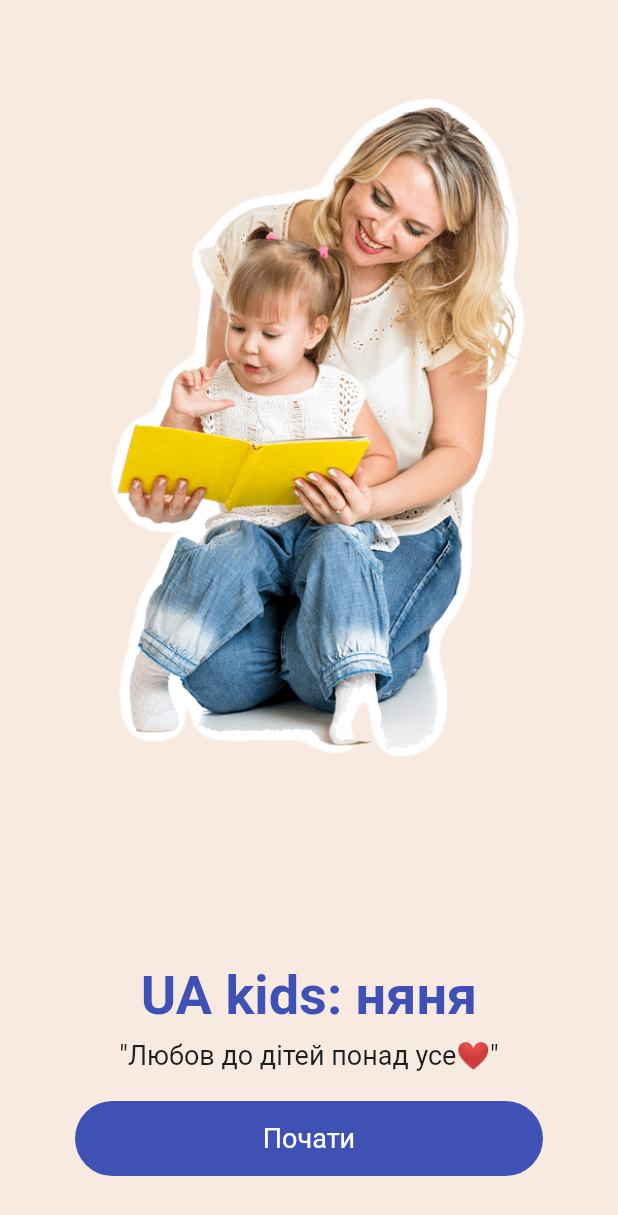
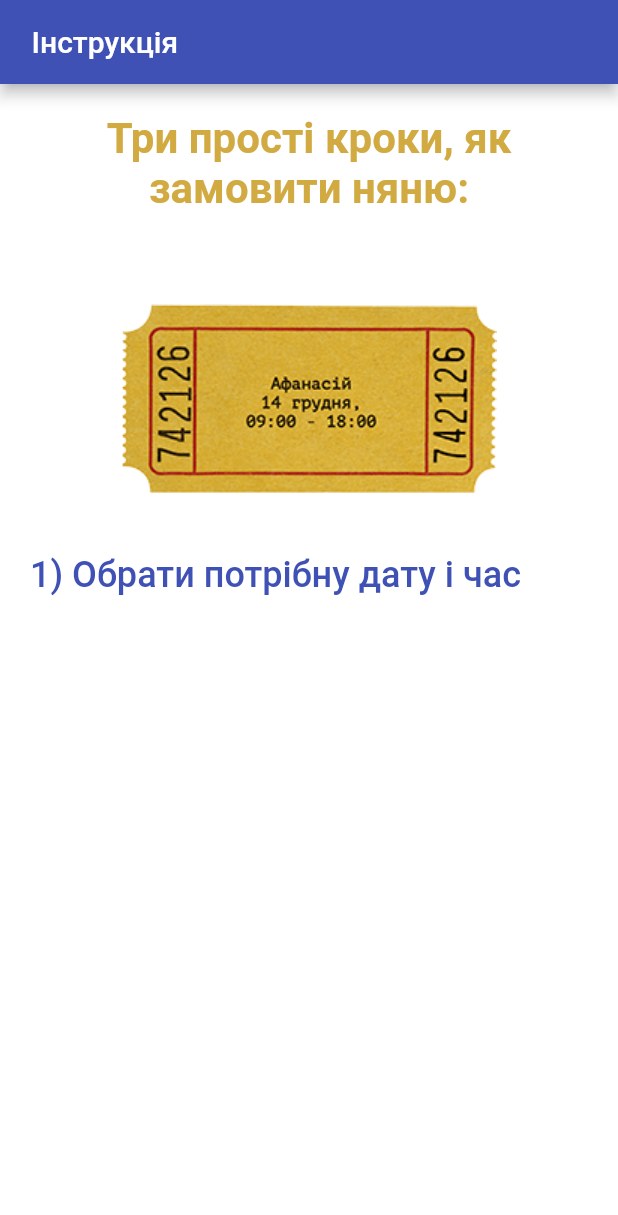
Before and after one commit to ascentman/nanny, a Flutter app: the screen it shows after launch, on a phone screen of 412 x 824 dp. Shown: the top 1215 px of the screen. Run offline on Flutter 3.47's test engine with Material 2 defaults, Android fonts, the phone set to English and light mode, and no system bars; drawn by our look-alikes of animated_text_kit, auto_size_text; our stand-ins replace cached_network_image, cloud_firestore, contained_tab_bar_view, firebase_auth, firebase_core, firebase_crashlytics and 7 more; missing offline and left inert: flutter_email_sender, time_range_picker; accounts and stored records are empty; Roboto replaces fonts that are missing (Agne, Literata).

Commit message:
minor UI fixes

```diff
--- a/lib/main.dart
+++ b/lib/main.dart
@@ -1,4 +1,5 @@
 import 'package:firebase_core/firebase_core.dart';
+import 'package:firebase_crashlytics/firebase_crashlytics.dart';
 import 'package:flutter/material.dart';
 import 'package:flutter_localizations/flutter_localizations.dart';
 import 'package:nanny/screens/nannies_screen/components/dismiss_keyboard.dart';
@@ -20,6 +21,7 @@ Future<void> main() async {
     initScreen = NanniesScreen.id;
   }
   await Firebase.initializeApp();
+  FlutterError.onError = FirebaseCrashlytics.instance.recordFlutterError;
   runApp(
     MultiProvider(
       providers: [
@@ -66,6 +68,7 @@ class MyApp extends StatelessWidget {
           AboutUsScreen.id: (context) => const AboutUsScreen(),
           ContactUsScreen.id: (context) => const ContactUsScreen(),
           BookingConfirmScreen.id: (context) => const BookingConfirmScreen(),
+          TutorialScreen.id: (context) => const TutorialScreen(),
         },
       ),
     );
--- a/lib/screens/nannies_screen/components/nannies_scroll_widget.dart
+++ b/lib/screens/nannies_screen/components/nannies_scroll_widget.dart
@@ -5,7 +5,6 @@ import 'package:nanny/viewmodel/nannies_view_model.dart';
 import 'package:time_range_picker/time_range_picker.dart';
 
 import '../../filter_screen.dart';
-import '../constants.dart';
 import 'nannies_list.dart';
 
 class NanniesScrollWidget extends StatelessWidget {
@@ -43,7 +42,6 @@ class NanniesScrollWidget extends StatelessWidget {
                             children: [
                               const Text('Вибір дати:'),
                               TextButton.icon(
-                                key: keyButton1,
                                 onPressed: () {
                                   showDatePicker(
                                     context: context,
@@ -66,7 +64,6 @@ class NanniesScrollWidget extends StatelessWidget {
                             children: [
                               const Text('Вибір часу:'),
                               TextButton.icon(
-                                key: keyButton2,
                                 onPressed: () {
                                   showTimeRangePicker(
                                     interval: const Duration(minutes: 30),
@@ -108,7 +105,6 @@ class NanniesScrollWidget extends StatelessWidget {
                     children: [
                       Text('${viewModel.getNanniesCount()} у м.Тальне'),
                       TextButton.icon(
-                        key: keyButton3,
                         onPressed: () {
                           Navigator.pushNamed(context, FilterScreen.id);
                         },
--- a/lib/screens/nannies_screen/constants.dart
+++ b/lib/screens/nannies_screen/constants.dart
@@ -1,9 +1,3 @@
-import 'package:flutter/material.dart';
-
-GlobalKey keyButton1 = GlobalKey();
-GlobalKey keyButton2 = GlobalKey();
-GlobalKey keyButton3 = GlobalKey();
-
 const String step1 = 'Виберіть дату замовлення, коли потрібно няню';
 const String step2 = 'Виберіть інтервал часу';
 const String step3 = 'Виберіть няню із доступних у вашому населеному пункті. '
--- a/lib/screens/screens.dart
+++ b/lib/screens/screens.dart
@@ -5,3 +5,4 @@ export 'filter_screen.dart';
 export 'nannies_screen/nannies_screen.dart';
 export 'nanny_screen/nanny_screen.dart';
 export 'start/start_screen.dart';
+export 'tutorial_screen.dart';
--- /dev/null
+++ b/lib/screens/tutorial_screen.dart
@@ -0,0 +1,84 @@
+import 'package:animated_text_kit/animated_text_kit.dart';
+import 'package:flutter/material.dart';
+import 'package:google_fonts/google_fonts.dart';
+
+class TutorialScreen extends StatelessWidget {
+  static String id = 'tutorial';
+
+  const TutorialScreen({
+    Key? key,
+  }) : super(key: key);
+
+  @override
+  Widget build(BuildContext context) {
+    return Scaffold(
+      appBar: AppBar(
+        title: Text(
+          ' Інструкція',
+          style: GoogleFonts.literata(),
+        ),
+      ),
+      body: Container(
+        color: Colors.white,
+        child: Column(
+          crossAxisAlignment: CrossAxisAlignment.stretch,
+          children: [
+            Padding(
+              padding: const EdgeInsets.symmetric(vertical: 20, horizontal: 20),
+              child: AnimatedTextKit(
+                animatedTexts: [
+                  ColorizeAnimatedText(
+                    'Три прості кроки, як замовити няню:',
+                    textStyle: const TextStyle(
+                      fontSize: 28.0,
+                      fontFamily: 'Agne',
+                      fontWeight: FontWeight.bold,
+                    ),
+                    textAlign: TextAlign.center,
+                    colors: [
+                      const Color.fromARGB(255, 210, 170, 66),
+                      Colors.indigo,
+                    ],
+                  ),
+                ],
+                isRepeatingAnimation: false,
+              ),
+            ),
+            Image.asset(
+              'assets/images/tutorial3.png',
+            ),
+            Padding(
+              padding: const EdgeInsets.symmetric(horizontal: 20),
+              child: DefaultTextStyle(
+                style: const TextStyle(
+                  fontSize: 24.0,
+                  fontFamily: 'Agne',
+                  fontWeight: FontWeight.w500,
+                  color: Colors.indigo,
+                ),
+                child: AnimatedTextKit(
+                  isRepeatingAnimation: false,
+                  pause: const Duration(seconds: 2),
+                  animatedTexts: [
+                    TypewriterAnimatedText(
+                      '1) Обрати потрібну дату і час',
+                      speed: const Duration(milliseconds: 50),
+                    ),
+                    TypewriterAnimatedText(
+                      '2) Обрати няню із доступних нянь в цей час',
+                      speed: const Duration(milliseconds: 50),
+                    ),
+                    TypewriterAnimatedText(
+                      '3) Перевірити деталі бронювання, вказати відповідні дані та очікувати дзвінка від нас ❤️',
+                      speed: const Duration(milliseconds: 50),
+                    ),
+                  ],
+                ),
+              ),
+            ),
+          ],
+        ),
+      ),
+    );
+  }
+}
--- a/pubspec.yaml
+++ b/pubspec.yaml
@@ -17,6 +17,7 @@ dependencies:
   firebase_core: ^1.9.0
   cloud_firestore: ^3.0.0
   firebase_auth: ^3.2.0
+  firebase_crashlytics: ^2.4.3
   get_it: ^7.2.0
   provider: ^6.0.1
   time_range_picker: ^2.0.1
@@ -32,8 +33,8 @@ dependencies:
   shared_preferences: ^2.0.9
   google_fonts: ^2.1.0
   cached_network_image: ^3.2.0
-  tutorial_coach_mark: ^1.2.0
   auto_size_text: ^3.0.0
+  animated_text_kit: ^4.2.1
 
 dev_dependencies:
   flutter_test:
```
Also changed, not shown: lib/screens/nannies_screen/components/nanny_drawer.dart (+7 -0 lines), lib/screens/nannies_screen/nannies_screen.dart (+8 -93 lines), lib/screens/nanny_screen/nanny_screen.dart (+17 -29 lines), assets/images/tutorial3.png (added), pubspec.lock, 4 other files.
